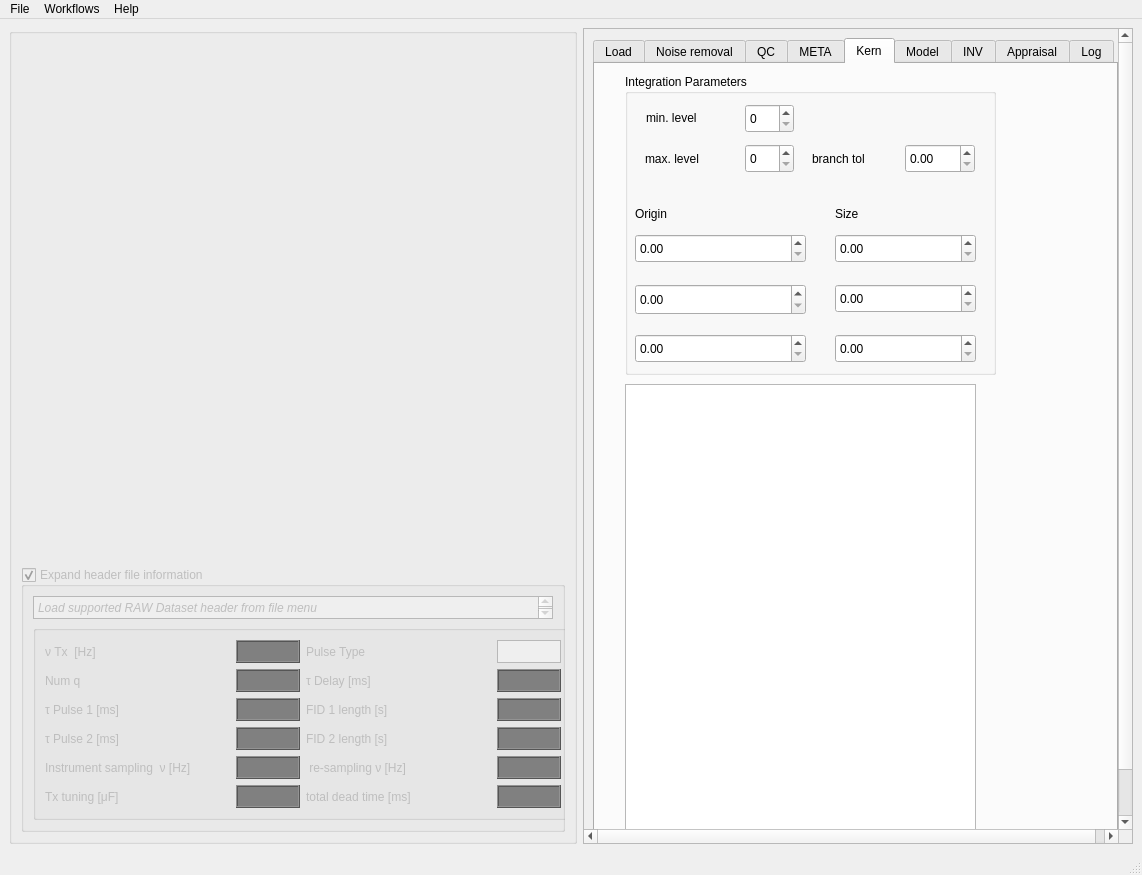
Before: the Qt Designer form akvo/gui/main.ui in LemmaSoftware/akvo, drawn with Qt 5.
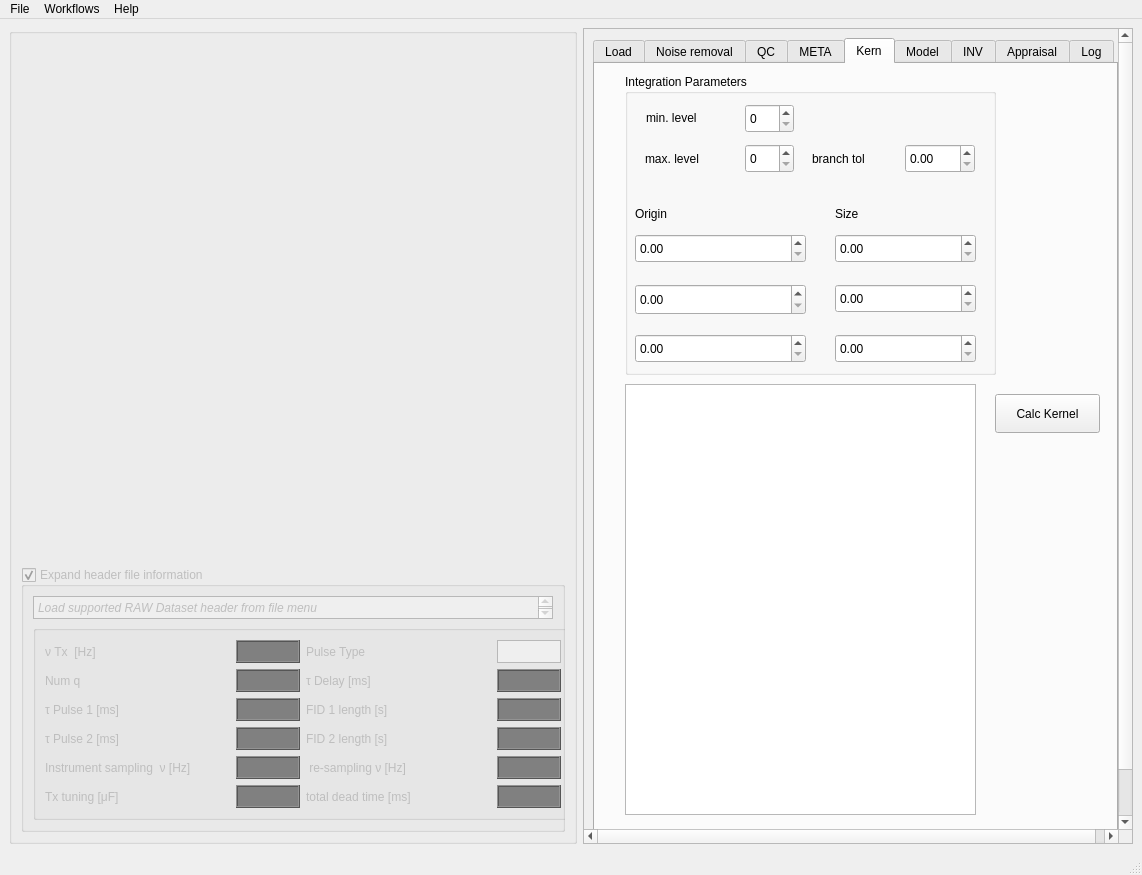
After: the same form once the commit is applied. The open tabs and pages were chosen to show the change. Custom widgets are drawn as their Qt base class.

Commit message: Work towards kernel calc inside Akvo

```diff
--- a/akvo/gui/main.ui
+++ b/akvo/gui/main.ui
@@ -3825,13 +3825,26 @@
               <x>30</x>
               <y>320</y>
               <width>351</width>
-              <height>501</height>
+              <height>431</height>
              </rect>
             </property>
             <property name="toolTip">
              <string>&lt;html&gt;&lt;head/&gt;&lt;body&gt;&lt;p&gt;This table is used to enter coil geometries the format is as follows: each row specifies a single point on a coil. The first column is the coil index (using the GMR channel is useful), the next three colums specify the point in Northing, Easting, and Elevation. These can either be local coordinates or global ones. The final column specifies the loop radius if it is a circle or figure 8, for non circular or figure 8 loops leave this column blank. For figure-8 loops the coils do not need to be touching (see Irons and Kass, 2017). If a given index has 1 row it will be a circular loop, two rows will be a figure 8, and more than that will be a polygonal representation of the points, linearlly interpolated between them. &lt;/p&gt;&lt;/body&gt;&lt;/html&gt;</string>
             </property>
            </widget>
+           <widget class="QPushButton" name="calcK0">
+            <property name="geometry">
+             <rect>
+              <x>400</x>
+              <y>330</y>
+              <width>105</width>
+              <height>39</height>
+             </rect>
+            </property>
+            <property name="text">
+             <string>Calc Kernel</string>
+            </property>
+           </widget>
           </widget>
           <widget class="QWidget" name="ModelTab">
            <attribute name="title">
```
Left out of the diff: 4 changed lines with no effect on the pictures. The commit also changes 10 other files.
